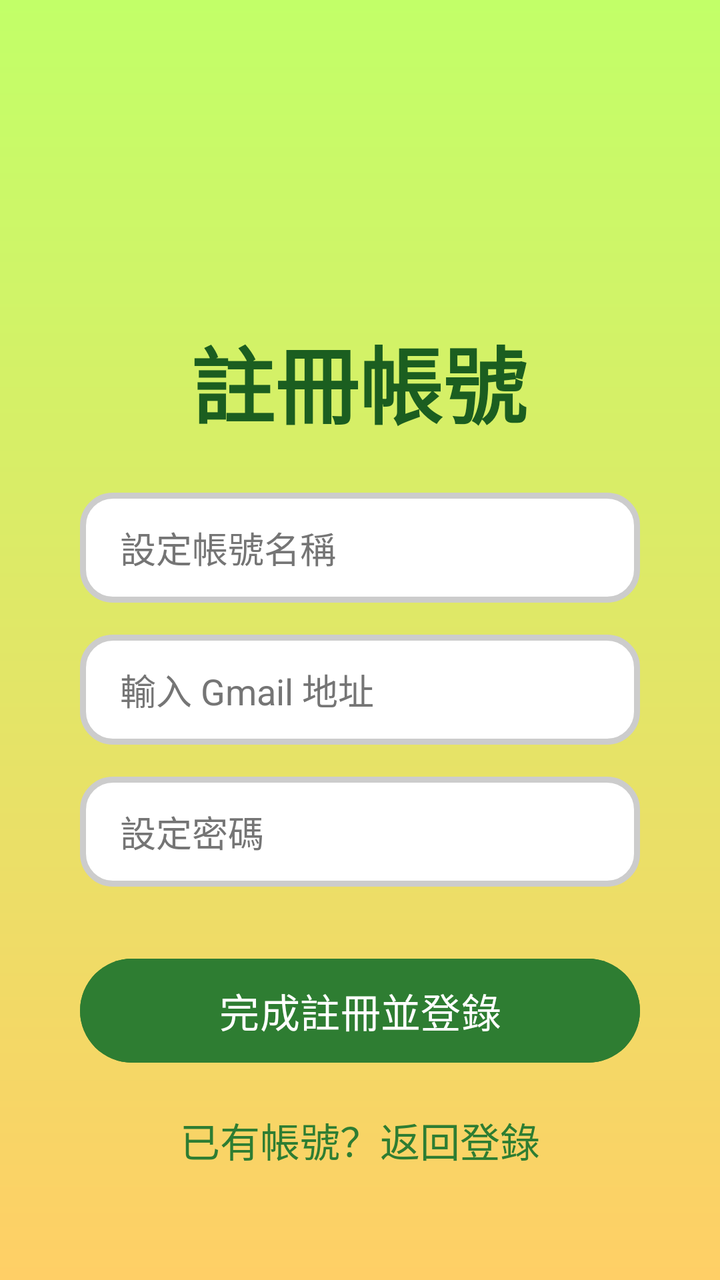
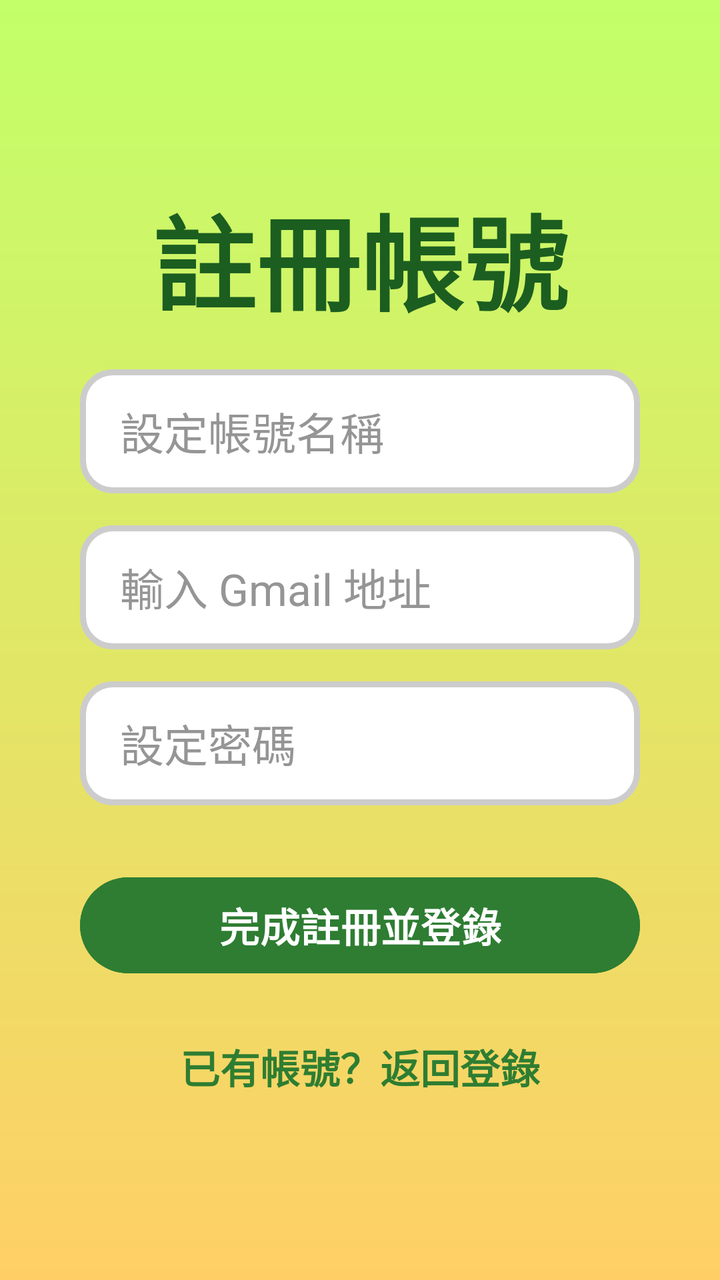

Compare the two renders of this Android layout. The source of the first and the diff that turns it into the second are given below.
<!-- AndroidManifest.xml: application theme Theme.PlantDoctor -->
<!-- res/layout/activity_register.xml -->
<?xml version="1.0" encoding="utf-8"?>
<androidx.constraintlayout.widget.ConstraintLayout
    xmlns:android="http://schemas.android.com/apk/res/android"
    xmlns:app="http://schemas.android.com/apk/res-auto"
    xmlns:tools="http://schemas.android.com/tools"
    android:layout_width="match_parent"
    android:layout_height="match_parent"
    android:background="@drawable/gradient_background"
    android:id="@+id/register_root_layout"
    tools:context=".RegisterActivity">

    <TextView
        android:id="@+id/tv_register_title"
        android:layout_width="wrap_content"
        android:layout_height="wrap_content"
        android:layout_marginTop="160dp"
        android:text="註冊帳號"
        android:textColor="#1B5E20"
        android:textSize="42sp"
        android:textStyle="bold"
        app:layout_constraintEnd_toEndOf="parent"
        app:layout_constraintHorizontal_bias="0.497"
        app:layout_constraintStart_toStartOf="parent"
        app:layout_constraintTop_toTopOf="parent" />

    <EditText
        android:id="@+id/et_reg_username"
        android:layout_width="0dp"
        android:layout_height="55dp"
        android:layout_marginHorizontal="40dp"
        android:layout_marginTop="25dp"
        android:background="@drawable/bg_input_field"
        android:hint="設定帳號名稱"
        android:paddingStart="20dp"
        android:textColorHint="#757575"
        android:textColor="#757575"
        app:layout_constraintTop_toBottomOf="@+id/tv_register_title"
        app:layout_constraintStart_toStartOf="parent"
        app:layout_constraintEnd_toEndOf="parent" />

    <EditText
        android:id="@+id/et_reg_gmail"
        android:layout_width="0dp"
        android:layout_height="55dp"
        android:layout_marginHorizontal="40dp"
        android:layout_marginTop="16dp"
        android:background="@drawable/bg_input_field"
        android:hint="輸入 Gmail 地址"
        android:inputType="textEmailAddress"
        android:paddingStart="20dp"
        android:textColorHint="#757575"
        android:textColor="#757575"
        app:layout_constraintTop_toBottomOf="@+id/et_reg_username"
        app:layout_constraintStart_toStartOf="parent"
        app:layout_constraintEnd_toEndOf="parent" />

    <EditText
        android:id="@+id/et_reg_password"
        android:layout_width="0dp"
        android:layout_height="55dp"
        android:layout_marginHorizontal="40dp"
        android:layout_marginTop="16dp"
        android:background="@drawable/bg_input_field"
        android:hint="設定密碼"
        android:textColor="#4B4A4A"
        android:textColorHint="#757575"
        android:inputType="textPassword"
        android:paddingStart="20dp"
        app:layout_constraintTop_toBottomOf="@+id/et_reg_gmail"
        app:layout_constraintStart_toStartOf="parent"
        app:layout_constraintEnd_toEndOf="parent" />

    <Button
        android:id="@+id/btn_register_submit"
        android:layout_width="0dp"
        android:layout_height="60dp"
        android:layout_marginHorizontal="40dp"
        android:layout_marginTop="32dp"
        android:text="完成註冊並登錄"
        android:textSize="20sp"
        android:backgroundTint="#2E7D32"
        android:textColor="#FFFFFF"
        app:layout_constraintTop_toBottomOf="@+id/et_reg_password"
        app:layout_constraintStart_toStartOf="parent"
        app:layout_constraintEnd_toEndOf="parent" />

    <TextView
        android:id="@+id/tv_back_to_login"
        android:layout_width="wrap_content"
        android:layout_height="wrap_content"
        android:layout_marginTop="20dp"
        android:text="已有帳號？返回登錄"
        android:textColor="#2E7D32"
        android:textSize="20sp"
        app:layout_constraintTop_toBottomOf="@+id/btn_register_submit"
        app:layout_constraintStart_toStartOf="parent"
        app:layout_constraintEnd_toEndOf="parent" />

</androidx.constraintlayout.widget.ConstraintLayout>
<!-- resources referenced by this layout -->
<resources>
  <!-- drawable bg_input_field (drawable) -->
  <?xml version="1.0" encoding="utf-8"?>
  <shape xmlns:android="http://schemas.android.com/apk/res/android">
      <solid android:color="#FFFFFF" />
      <corners android:radius="15dp" />
      <stroke
      android:width="3dp"
      android:color="#CCCCCC" />
  </shape>
  <!-- drawable gradient_background (drawable) -->
  <?xml version="1.0" encoding="utf-8"?>
  <shape xmlns:android="http://schemas.android.com/apk/res/android"
      android:shape="rectangle">
      <gradient
          android:startColor="#C2FF68"
          android:endColor="#FFCF66"
          android:angle="270" /> </shape>
  <style name="Theme.PlantDoctor" parent="Base.Theme.PlantDoctor" />
  <style name="Base.Theme.PlantDoctor" parent="Theme.Material3.DayNight.NoActionBar">
          
          
      </style>
</resources>

<!-- the commit's change to res/layout/activity_register.xml (unified diff, before → after) -->
@@ -1,99 +1,147 @@
 <?xml version="1.0" encoding="utf-8"?>
-<androidx.constraintlayout.widget.ConstraintLayout
+<androidx.core.widget.NestedScrollView
     xmlns:android="http://schemas.android.com/apk/res/android"
     xmlns:app="http://schemas.android.com/apk/res-auto"
     xmlns:tools="http://schemas.android.com/tools"
+    android:id="@+id/register_scroll_view"
     android:layout_width="match_parent"
     android:layout_height="match_parent"
+    android:fillViewport="true"
     android:background="@drawable/gradient_background"
-    android:id="@+id/register_root_layout"
     tools:context=".RegisterActivity">
 
-    <TextView
-        android:id="@+id/tv_register_title"
-        android:layout_width="wrap_content"
+    <androidx.constraintlayout.widget.ConstraintLayout
+        android:id="@+id/register_root_layout"
+        android:layout_width="match_parent"
         android:layout_height="wrap_content"
-        android:layout_marginTop="160dp"
-        android:text="註冊帳號"
-        android:textColor="#1B5E20"
-        android:textSize="42sp"
-        android:textStyle="bold"
-        app:layout_constraintEnd_toEndOf="parent"
-        app:layout_constraintHorizontal_bias="0.497"
-        app:layout_constraintStart_toStartOf="parent"
-        app:layout_constraintTop_toTopOf="parent" />
+        android:paddingBottom="32dp">
 
-    <EditText
-        android:id="@+id/et_reg_username"
-        android:layout_width="0dp"
-        android:layout_height="55dp"
-        android:layout_marginHorizontal="40dp"
-        android:layout_marginTop="25dp"
-        android:background="@drawable/bg_input_field"
-        android:hint="設定帳號名稱"
-        android:paddingStart="20dp"
-        android:textColorHint="#757575"
-        android:textColor="#757575"
-        app:layout_constraintTop_toBottomOf="@+id/tv_register_title"
-        app:layout_constraintStart_toStartOf="parent"
-        app:layout_constraintEnd_toEndOf="parent" />
+        
+        <androidx.constraintlayout.widget.Guideline
+            android:id="@+id/guideline_top"
+            android:layout_width="wrap_content"
+            android:layout_height="wrap_content"
+            android:orientation="horizontal"
+            app:layout_constraintGuide_percent="0.15" />
 
-    <EditText
-        android:id="@+id/et_reg_gmail"
-        android:layout_width="0dp"
-        android:layout_height="55dp"
-        android:layout_marginHorizontal="40dp"
-        android:layout_marginTop="16dp"
-        android:background="@drawable/bg_input_field"
-        android:hint="輸入 Gmail 地址"
-        android:inputType="textEmailAddress"
-        android:paddingStart="20dp"
-        android:textColorHint="#757575"
-        android:textColor="#757575"
-        app:layout_constraintTop_toBottomOf="@+id/et_reg_username"
-        app:layout_constraintStart_toStartOf="parent"
-        app:layout_constraintEnd_toEndOf="parent" />
+        
+        <TextView
+            android:id="@+id/tv_register_title"
+            android:layout_width="0dp"
+            android:layout_height="wrap_content"
+            android:layout_marginHorizontal="40dp"
+            android:gravity="center"
+            android:maxLines="1"
+            android:text="註冊帳號"
+            android:textColor="#1B5E20"
+            android:textSize="52sp"
+            android:textStyle="bold"
+            app:autoSizeMaxTextSize="52sp"
+            app:autoSizeMinTextSize="26sp"
+            app:autoSizeTextType="uniform"
+            app:layout_constraintEnd_toEndOf="parent"
+            app:layout_constraintStart_toStartOf="parent"
+            app:layout_constraintTop_toTopOf="@id/guideline_top" />
 
-    <EditText
-        android:id="@+id/et_reg_password"
-        android:layout_width="0dp"
-        android:layout_height="55dp"
-        android:layout_marginHorizontal="40dp"
-        android:layout_marginTop="16dp"
-        android:background="@drawable/bg_input_field"
-        android:hint="設定密碼"
-        android:textColor="#4B4A4A"
-        android:textColorHint="#757575"
-        android:inputType="textPassword"
-        android:paddingStart="20dp"
-        app:layout_constraintTop_toBottomOf="@+id/et_reg_gmail"
-        app:layout_constraintStart_toStartOf="parent"
-        app:layout_constraintEnd_toEndOf="parent" />
+        
+        <EditText
+            android:id="@+id/et_reg_username"
+            android:layout_width="0dp"
+            android:layout_height="62dp"
+            android:layout_marginHorizontal="40dp"
+            android:layout_marginTop="18dp"
+            android:background="@drawable/bg_input_field"
+            android:hint="設定帳號名稱"
+            android:inputType="text"
+            android:maxLines="1"
+            android:paddingHorizontal="20dp"
+            android:textColor="#333333"
+            android:textColorHint="#959595"
+            android:textSize="22sp"
+            app:layout_constraintEnd_toEndOf="parent"
+            app:layout_constraintStart_toStartOf="parent"
+            app:layout_constraintTop_toBottomOf="@+id/tv_register_title" />
 
-    <Button
-        android:id="@+id/btn_register_submit"
-        android:layout_width="0dp"
-        android:layout_height="60dp"
-        android:layout_marginHorizontal="40dp"
-        android:layout_marginTop="32dp"
-        android:text="完成註冊並登錄"
-        android:textSize="20sp"
-        android:backgroundTint="#2E7D32"
-        android:textColor="#FFFFFF"
-        app:layout_constraintTop_toBottomOf="@+id/et_reg_password"
-        app:layout_constraintStart_toStartOf="parent"
-        app:layout_constraintEnd_toEndOf="parent" />
+        
+        <EditText
+            android:id="@+id/et_reg_gmail"
+            android:layout_width="0dp"
+            android:layout_height="62dp"
+            android:layout_marginHorizontal="40dp"
+            android:layout_marginTop="16dp"
+            android:background="@drawable/bg_input_field"
+            android:hint="輸入 Gmail 地址"
+            android:inputType="textEmailAddress"
+            android:maxLines="1"
+            android:paddingHorizontal="20dp"
+            android:textColor="#333333"
+            android:textColorHint="#959595"
+            android:textSize="22sp"
+            app:layout_constraintEnd_toEndOf="parent"
+            app:layout_constraintStart_toStartOf="parent"
+            app:layout_constraintTop_toBottomOf="@+id/et_reg_username" />
 
-    <TextView
-        android:id="@+id/tv_back_to_login"
-        android:layout_width="wrap_content"
-        android:layout_height="wrap_content"
-        android:layout_marginTop="20dp"
-        android:text="已有帳號？返回登錄"
-        android:textColor="#2E7D32"
-        android:textSize="20sp"
-        app:layout_constraintTop_toBottomOf="@+id/btn_register_submit"
-        app:layout_constraintStart_toStartOf="parent"
-        app:layout_constraintEnd_toEndOf="parent" />
+        
+        <EditText
+            android:id="@+id/et_reg_password"
+            android:layout_width="0dp"
+            android:layout_height="62dp"
+            android:layout_marginHorizontal="40dp"
+            android:layout_marginTop="16dp"
+            android:background="@drawable/bg_input_field"
+            android:hint="設定密碼"
+            android:inputType="textPassword"
+            android:maxLines="1"
+            android:paddingHorizontal="20dp"
+            android:textColor="#333333"
+            android:textColorHint="#959595"
+            android:textSize="22sp"
+            app:layout_constraintEnd_toEndOf="parent"
+            app:layout_constraintStart_toStartOf="parent"
+            app:layout_constraintTop_toBottomOf="@+id/et_reg_gmail" />
 
-</androidx.constraintlayout.widget.ConstraintLayout>
+        
+        <Button
+            android:id="@+id/btn_register_submit"
+            android:layout_width="0dp"
+            android:layout_height="56dp"
+            android:layout_marginHorizontal="40dp"
+            android:layout_marginTop="32dp"
+            android:backgroundTint="#2E7D32"
+            android:gravity="center"
+            android:maxLines="1"
+            android:text="完成註冊並登錄"
+            android:textColor="#FFFFFF"
+            android:textSize="18sp"
+            android:textStyle="bold"
+            app:autoSizeMaxTextSize="20sp"
+            app:autoSizeMinTextSize="14sp"
+            app:autoSizeTextType="uniform"
+            app:cornerRadius="28dp"
+            app:layout_constraintEnd_toEndOf="parent"
+            app:layout_constraintStart_toStartOf="parent"
+            app:layout_constraintTop_toBottomOf="@+id/et_reg_password" />
+
+        
+        <TextView
+            android:id="@+id/tv_back_to_login"
+            android:layout_width="0dp"
+            android:layout_height="wrap_content"
+            android:layout_marginHorizontal="40dp"
+            android:layout_marginTop="20dp"
+            android:gravity="center"
+            android:maxLines="1"
+            android:padding="8dp"
+            android:text="已有帳號？返回登錄"
+            android:textColor="#2E7D32"
+            android:textSize="20sp"
+            android:textStyle="bold"
+            app:autoSizeMaxTextSize="26sp"
+            app:autoSizeMinTextSize="12sp"
+            app:autoSizeTextType="uniform"
+            app:layout_constraintEnd_toEndOf="parent"
+            app:layout_constraintStart_toStartOf="parent"
+            app:layout_constraintTop_toBottomOf="@+id/btn_register_submit" />
+
+    </androidx.constraintlayout.widget.ConstraintLayout>
+</androidx.core.widget.NestedScrollView>
